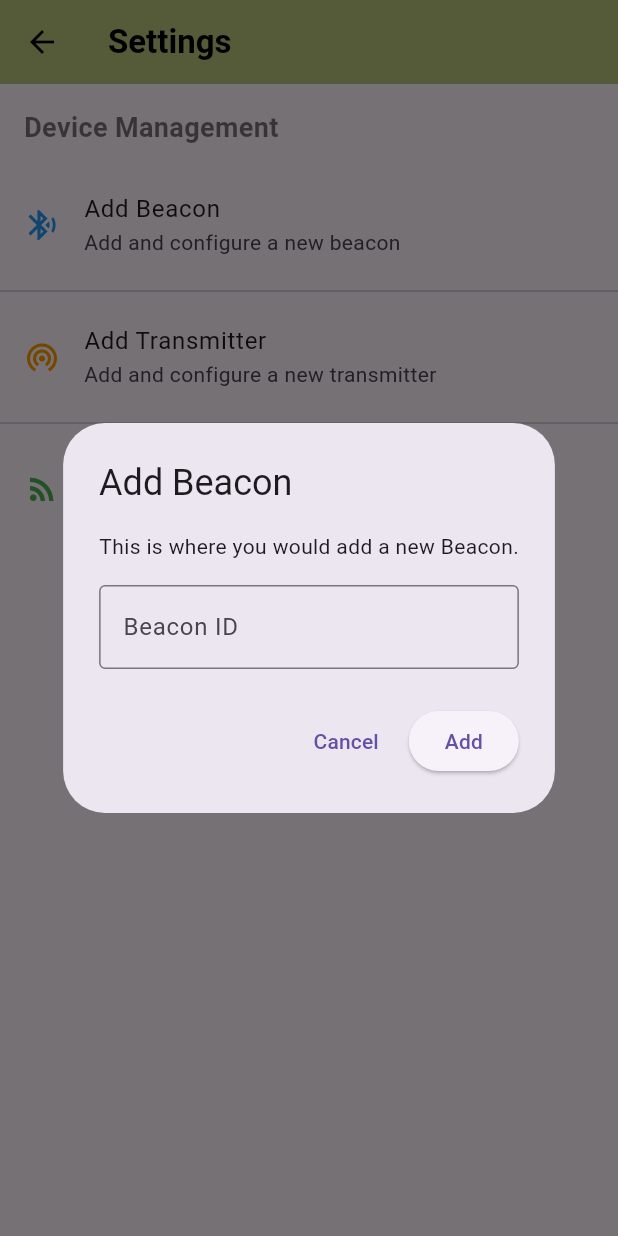
After one commit to istdudeman/FurFinder, a Flutter app: the SettingsPage screen opened directly, after a tap on "Add Beacon", on a phone screen of 412 x 824 dp. The commit adds this screen. Run offline on Flutter 3.47's test engine with Material 3 defaults, Android fonts, the phone set to English and light mode, and no system bars; our stand-ins replace camera; Roboto replaces fonts that are missing (Sans).

Commit message:
Transaction + Settings

```diff
--- a/furfinder/lib/pages/pet_homepage.dart
+++ b/furfinder/lib/pages/pet_homepage.dart
@@ -8,7 +8,8 @@ import '../widgets/camera_card.dart';
 import '../widgets/placeholder_card.dart';
 import '../widgets/service_card.dart';
 import '../pages/activity_log_page.dart';
-import 'transactions_page.dart'; // Import the new page
+import 'transactions_page.dart';
+import 'settings_page.dart';
 
 class PetHomePage extends StatelessWidget {
   final UserRole role;
--- /dev/null
+++ b/furfinder/lib/pages/settings_page.dart
@@ -0,0 +1,107 @@
+import 'package:flutter/material.dart';
+
+class SettingsPage extends StatefulWidget {
+  const SettingsPage({super.key});
+
+  @override
+  State<SettingsPage> createState() => _SettingsPageState();
+}
+
+class _SettingsPageState extends State<SettingsPage> {
+  @override
+  Widget build(BuildContext context) {
+    return Scaffold(
+      appBar: AppBar(
+        title: const Text('Settings'),
+        backgroundColor: const Color(0xFFB9C57D),
+        titleTextStyle: const TextStyle(
+          color: Colors.black,
+          fontSize: 22,
+          fontWeight: FontWeight.bold,
+        ),
+        iconTheme: const IconThemeData(color: Colors.black),
+      ),
+      body: ListView(
+        children: [
+          const Padding(
+            padding: EdgeInsets.all(16.0),
+            child: Text(
+              'Device Management',
+              style: TextStyle(
+                fontSize: 18,
+                fontWeight: FontWeight.bold,
+                color: Colors.black54,
+              ),
+            ),
+          ),
+          ListTile(
+            leading: const Icon(Icons.bluetooth_searching, color: Colors.blue),
+            title: const Text('Add Beacon'),
+            subtitle: const Text('Add and configure a new beacon'),
+            onTap: () {
+              _showAddDeviceDialog('Beacon');
+            },
+          ),
+          const Divider(),
+          ListTile(
+            leading: const Icon(Icons.wifi_tethering, color: Colors.orange),
+            title: const Text('Add Transmitter'),
+            subtitle: const Text('Add and configure a new transmitter'),
+            onTap: () {
+              _showAddDeviceDialog('Transmitter');
+            },
+          ),
+          const Divider(),
+          ListTile(
+            leading: const Icon(Icons.rss_feed, color: Colors.green),
+            title: const Text('Add RFID Scanner'),
+            subtitle: const Text('Add and configure a new RFID scanner'),
+            onTap: () {
+              _showAddDeviceDialog('RFID Scanner');
+            },
+          ),
+        ],
+      ),
+    );
+  }
+
+  /// Shows a placeholder dialog for adding a device.
+  void _showAddDeviceDialog(String deviceType) {
+    showDialog(
+      context: context,
+      builder: (BuildContext context) {
+        return AlertDialog(
+          title: Text('Add $deviceType'),
+          content: Column(
+            mainAxisSize: MainAxisSize.min,
+            children: <Widget>[
+              Text('This is where you would add a new $deviceType.'),
+              const SizedBox(height: 16),
+              TextField(
+                decoration: InputDecoration(
+                  labelText: '$deviceType ID',
+                  border: const OutlineInputBorder(),
+                ),
+              ),
+            ],
+          ),
+          actions: <Widget>[
+            TextButton(
+              child: const Text('Cancel'),
+              onPressed: () {
+                Navigator.of(context).pop();
+              },
+            ),
+            ElevatedButton(
+              child: const Text('Add'),
+              onPressed: () {
+                // TODO: Implement the logic to add the device
+                Navigator.of(context).pop();
+              },
+            ),
+          ],
+        );
+      },
+    );
+  }
+}
```
